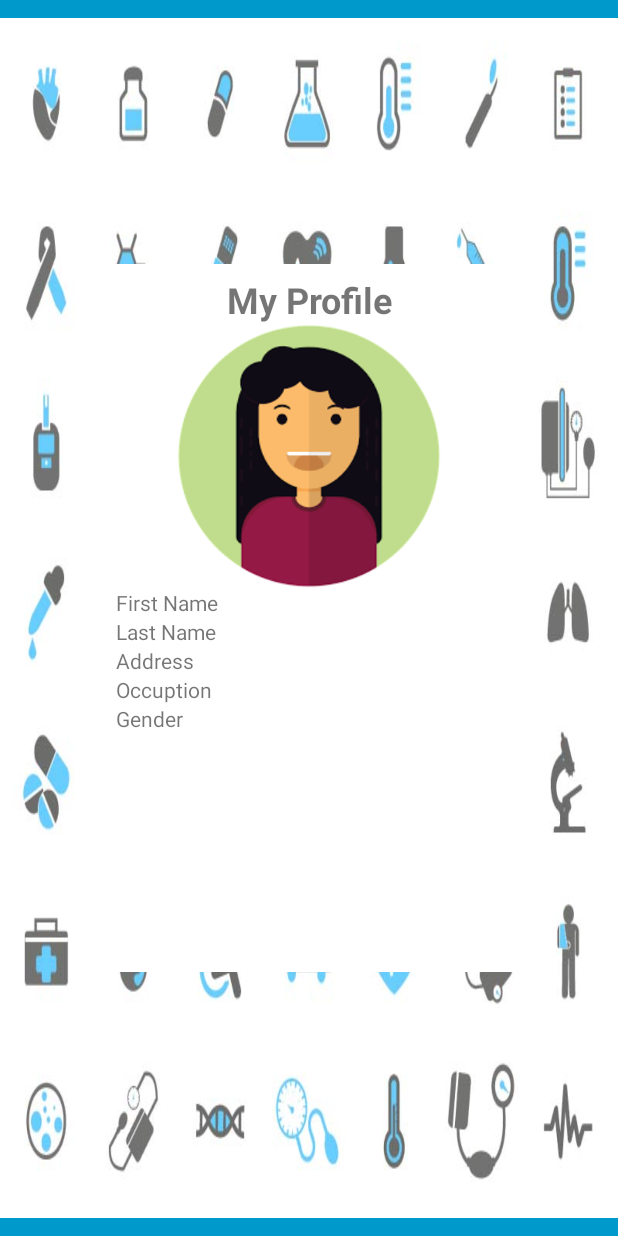
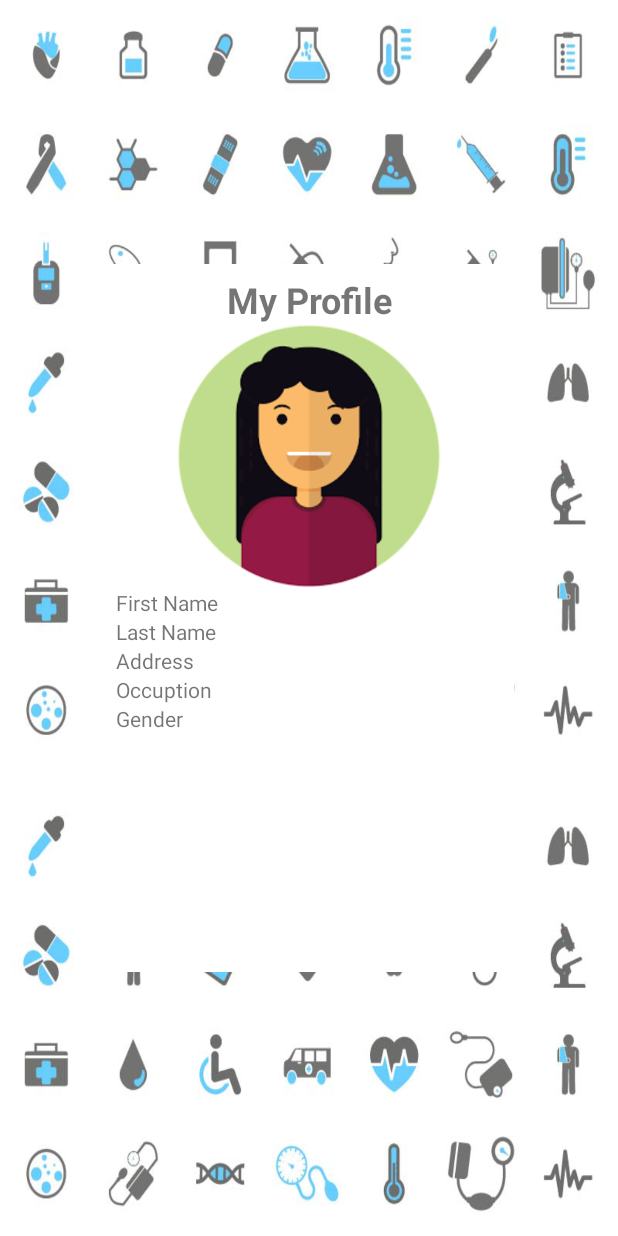
Before and after one commit to Archfx/EpidemiCare, an Android app: the ProfileActivity screen opened directly, with no data from a screen before it, on a phone screen of 412 x 824 dp. Run offline under Robolectric (Android 15) with nearby library versions, the phone set to English and light mode, and no system bars.

Commit message:
images done

```diff
--- a/app/src/main/res/layout/activity_login.xml
+++ b/app/src/main/res/layout/activity_login.xml
@@ -26,7 +26,7 @@
             app:layout_constraintHorizontal_bias="0.5"
             app:layout_constraintStart_toStartOf="parent"
             app:layout_constraintTop_toTopOf="parent"
-            app:srcCompat="@drawable/backgrounddoodle" />
+            app:srcCompat="@drawable/backgroundimage" />
 
         <ImageView
             android:id="@+id/imageView7"
--- a/app/src/main/res/layout/activity_main.xml
+++ b/app/src/main/res/layout/activity_main.xml
@@ -40,7 +40,7 @@
                 android:scaleType="fitXY"
                 app:layout_constraintLeft_toLeftOf="parent"
                 app:layout_constraintRight_toRightOf="parent"
-                app:srcCompat="@drawable/backgrounddoodle"
+                app:srcCompat="@drawable/backgroundimage"
                 tools:layout_editor_absoluteY="-76dp" />
 
         </LinearLayout>
--- a/app/src/main/res/layout/activity_profile.xml
+++ b/app/src/main/res/layout/activity_profile.xml
@@ -26,7 +26,7 @@
                 app:layout_constraintHorizontal_bias="0.5"
                 app:layout_constraintStart_toStartOf="parent"
                 app:layout_constraintTop_toTopOf="parent"
-                app:srcCompat="@drawable/backgrounddoodle" />
+                app:srcCompat="@drawable/backgroundimage" />
 
             <ImageView
                 android:id="@+id/imageView5"
--- a/app/src/main/res/layout/activity_report.xml
+++ b/app/src/main/res/layout/activity_report.xml
@@ -25,7 +25,7 @@
             app:layout_constraintHorizontal_bias="0.5"
             app:layout_constraintStart_toStartOf="parent"
             app:layout_constraintTop_toTopOf="parent"
-            app:srcCompat="@drawable/backgrounddoodle" />
+            app:srcCompat="@drawable/backgroundimage" />
 
         <ImageView
             android:id="@+id/imageView2"
--- a/app/src/main/res/layout/activity_status.xml
+++ b/app/src/main/res/layout/activity_status.xml
@@ -26,13 +26,13 @@
                 android:id="@+id/imageView10"
                 android:layout_width="wrap_content"
                 android:layout_height="wrap_content"
-                android:scaleType="matrix"
+                android:scaleType="fitXY"
                 app:layout_constraintBottom_toBottomOf="parent"
                 app:layout_constraintEnd_toEndOf="parent"
                 app:layout_constraintHorizontal_bias="0.5"
                 app:layout_constraintStart_toStartOf="parent"
                 app:layout_constraintTop_toTopOf="parent"
-                app:srcCompat="@drawable/backgrounddoodle" />
+                app:srcCompat="@drawable/backgroundimage" />
 
             <ImageView
                 android:id="@+id/imageView3"
```
Also changed, not shown: app/src/main/res/drawable/backgrounddoodle.jpg (deleted), app/src/main/res/drawable/backgroundimage.jpg (added).
